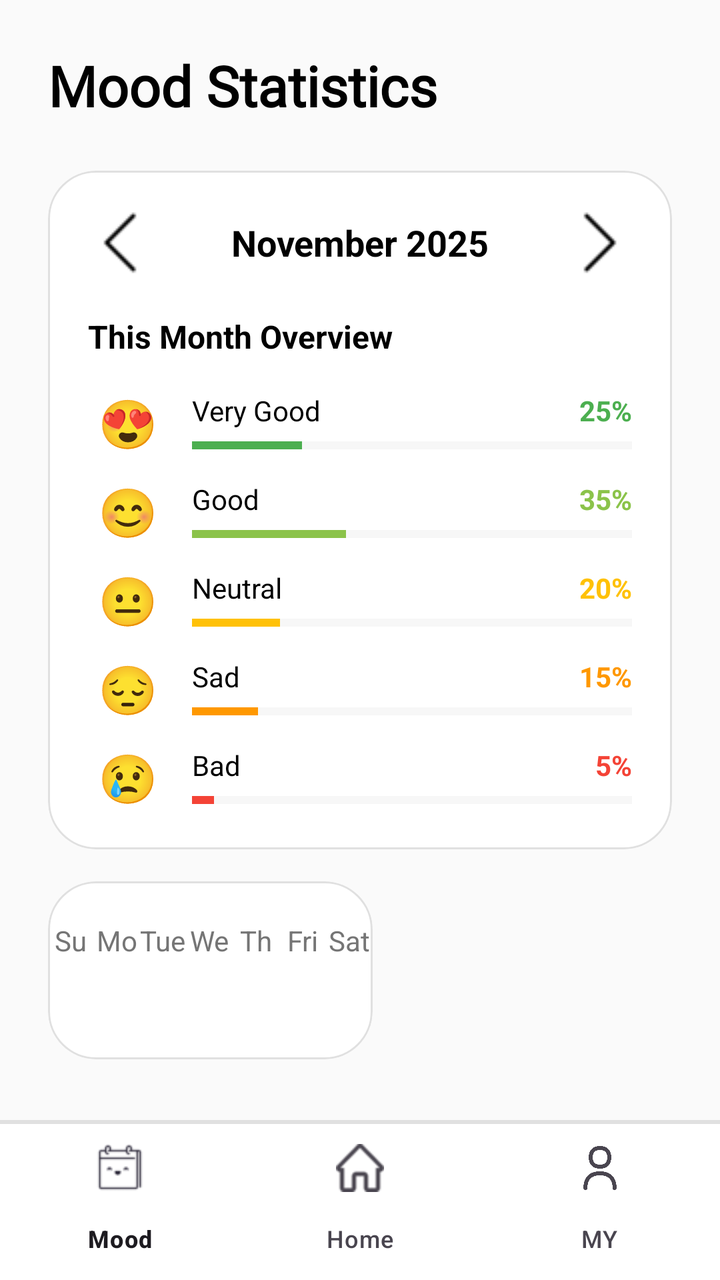
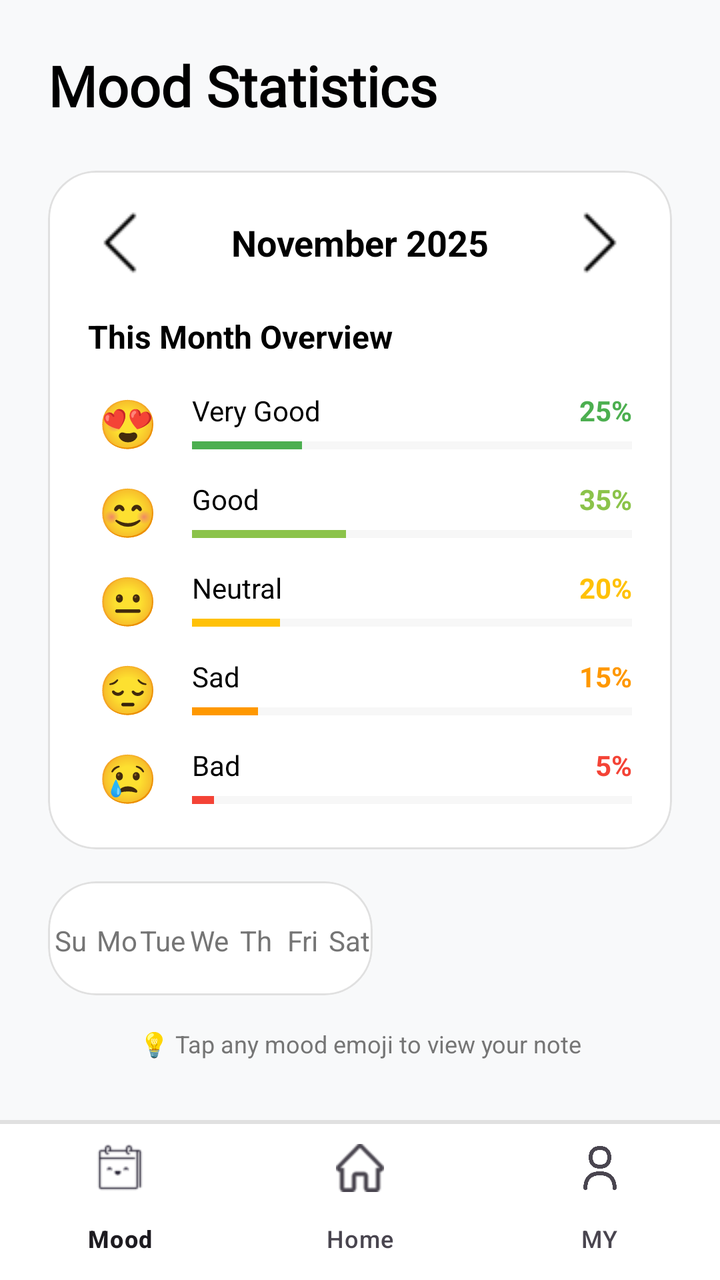

The first picture is an Android layout as it rendered before a commit; the second is the same layout after the commit. The layout source and the unified diff follow.
<!-- AndroidManifest.xml: application theme Theme.HabitMood -->
<!-- res/layout/activity_mood_statistics.xml -->
<?xml version="1.0" encoding="utf-8"?>
<androidx.coordinatorlayout.widget.CoordinatorLayout xmlns:android="http://schemas.android.com/apk/res/android"
    xmlns:app="http://schemas.android.com/apk/res-auto"
    xmlns:tools="http://schemas.android.com/tools"
    android:id="@+id/main"
    android:layout_width="match_parent"
    android:layout_height="match_parent"
    android:background="@color/light_light_gray"
    tools:context=".MoodStatistics">

    <androidx.core.widget.NestedScrollView
        android:layout_width="match_parent"
        android:layout_height="match_parent"
        android:clipToPadding="false"
        android:paddingBottom="100dp">

        <LinearLayout
            android:layout_width="match_parent"
            android:layout_height="wrap_content"
            android:orientation="vertical"
            android:padding="24dp">

            
            <TextView
                android:layout_width="wrap_content"
                android:layout_height="wrap_content"
                android:text="Mood Statistics"
                android:textSize="28sp"
                android:textStyle="bold"
                android:textColor="@color/black"
                android:fontFamily="@font/comfortaa"
                android:layout_marginBottom="24dp"/>

            
            <com.google.android.material.card.MaterialCardView
                android:layout_width="match_parent"
                android:layout_height="wrap_content"
                app:cardCornerRadius="24dp"
                app:cardElevation="0dp"
                app:strokeColor="#E0E0E0"
                app:strokeWidth="1dp"
                android:backgroundTint="@color/white"
                android:layout_marginBottom="16dp">

                <LinearLayout
                    android:layout_width="match_parent"
                    android:layout_height="wrap_content"
                    android:orientation="vertical"
                    android:padding="20dp">

                    
                    <LinearLayout
                        android:layout_width="match_parent"
                        android:layout_height="wrap_content"
                        android:orientation="horizontal"
                        android:gravity="center_vertical"
                        android:layout_marginBottom="20dp">

                        <ImageButton
                            android:id="@+id/btnPrevMonth"
                            android:layout_width="32dp"
                            android:layout_height="32dp"
                            android:src="@drawable/left"
                            android:background="?attr/selectableItemBackgroundBorderless"
                            android:contentDescription="Previous Month"/>

                        <TextView
                            android:id="@+id/tvCurrentMonth"
                            android:layout_width="0dp"
                            android:layout_height="wrap_content"
                            android:layout_weight="1"
                            android:text="November 2025"
                            android:textSize="18sp"
                            android:textStyle="bold"
                            android:textColor="@color/black"
                            android:gravity="center"/>

                        <ImageButton
                            android:id="@+id/btnNextMonth"
                            android:layout_width="32dp"
                            android:layout_height="32dp"
                            android:src="@drawable/right"
                            android:background="?attr/selectableItemBackgroundBorderless"
                            android:contentDescription="Next Month"/>
                    </LinearLayout>

                    <TextView
                        android:layout_width="wrap_content"
                        android:layout_height="wrap_content"
                        android:text="This Month Overview"
                        android:textSize="16sp"
                        android:textStyle="bold"
                        android:textColor="@color/black"
                        android:layout_marginBottom="16dp"/>

                    
                    <LinearLayout
                        android:layout_width="match_parent"
                        android:layout_height="wrap_content"
                        android:orientation="vertical">

                        
                        <LinearLayout
                            android:layout_width="match_parent"
                            android:layout_height="wrap_content"
                            android:orientation="horizontal"
                            android:gravity="center_vertical"
                            android:layout_marginBottom="12dp">

                            <TextView
                                android:layout_width="40dp"
                                android:layout_height="wrap_content"
                                android:text="😍"
                                android:textSize="24sp"
                                android:gravity="center"/>

                            <LinearLayout
                                android:layout_width="0dp"
                                android:layout_height="wrap_content"
                                android:layout_weight="1"
                                android:orientation="vertical"
                                android:layout_marginStart="12dp">

                                <LinearLayout
                                    android:layout_width="match_parent"
                                    android:layout_height="wrap_content"
                                    android:orientation="horizontal"
                                    android:gravity="center_vertical">

                                    <TextView
                                        android:layout_width="0dp"
                                        android:layout_height="wrap_content"
                                        android:layout_weight="1"
                                        android:text="Very Good"
                                        android:textSize="14sp"
                                        android:textColor="@color/black"/>

                                    <TextView
                                        android:id="@+id/tvVeryGoodPercent"
                                        android:layout_width="wrap_content"
                                        android:layout_height="wrap_content"
                                        android:text="25%"
                                        android:textColor="#4CAF50"
                                        android:textSize="14sp"
                                        android:textStyle="bold" />
                                </LinearLayout>

                                <ProgressBar
                                    android:id="@+id/progressVeryGood"
                                    style="?android:attr/progressBarStyleHorizontal"
                                    android:layout_width="match_parent"
                                    android:layout_height="8dp"
                                    android:progress="25"
                                    android:max="100"
                                    android:progressTint="#4CAF50"
                                    android:progressBackgroundTint="#E0E0E0"
                                    android:layout_marginTop="4dp"/>
                            </LinearLayout>
                        </LinearLayout>

                        
                        <LinearLayout
                            android:layout_width="match_parent"
                            android:layout_height="wrap_content"
                            android:orientation="horizontal"
                            android:gravity="center_vertical"
                            android:layout_marginBottom="12dp">

                            <TextView
                                android:layout_width="40dp"
                                android:layout_height="wrap_content"
                                android:text="😊"
                                android:textSize="24sp"
                                android:gravity="center"/>

                            <LinearLayout
                                android:layout_width="0dp"
                                android:layout_height="wrap_content"
                                android:layout_weight="1"
                                android:orientation="vertical"
                                android:layout_marginStart="12dp">

                                <LinearLayout
                                    android:layout_width="match_parent"
                                    android:layout_height="wrap_content"
                                    android:orientation="horizontal"
                                    android:gravity="center_vertical">

                                    <TextView
                                        android:layout_width="0dp"
                                        android:layout_height="wrap_content"
                                        android:layout_weight="1"
                                        android:text="Good"
                                        android:textSize="14sp"
                                        android:textColor="@color/black"/>

                                    <TextView
                                        android:id="@+id/tvGoodPercent"
                                        android:layout_width="wrap_content"
                                        android:layout_height="wrap_content"
                                        android:text="35%"
                                        android:textSize="14sp"
                                        android:textStyle="bold"
                                        android:textColor="#8BC34A"/>
                                </LinearLayout>

                                <ProgressBar
                                    android:id="@+id/progressGood"
                                    style="?android:attr/progressBarStyleHorizontal"
                                    android:layout_width="match_parent"
                                    android:layout_height="8dp"
                                    android:progress="35"
                                    android:max="100"
                                    android:progressTint="#8BC34A"
                                    android:progressBackgroundTint="#E0E0E0"
                                    android:layout_marginTop="4dp"/>
                            </LinearLayout>
                        </LinearLayout>

                        
                        <LinearLayout
                            android:layout_width="match_parent"
                            android:layout_height="wrap_content"
                            android:orientation="horizontal"
                            android:gravity="center_vertical"
                            android:layout_marginBottom="12dp">

                            <TextView
                                android:layout_width="40dp"
                                android:layout_height="wrap_content"
                                android:text="😐"
                                android:textSize="24sp"
                                android:gravity="center"/>

                            <LinearLayout
                                android:layout_width="0dp"
                                android:layout_height="wrap_content"
                                android:layout_weight="1"
                                android:orientation="vertical"
                                android:layout_marginStart="12dp">

                                <LinearLayout
                                    android:layout_width="match_parent"
                                    android:layout_height="wrap_content"
                                    android:orientation="horizontal"
                                    android:gravity="center_vertical">

                                    <TextView
                                        android:layout_width="0dp"
                                        android:layout_height="wrap_content"
                                        android:layout_weight="1"
                                        android:text="Neutral"
                                        android:textSize="14sp"
                                        android:textColor="@color/black"/>

                                    <TextView
                                        android:id="@+id/tvNeutralPercent"
                                        android:layout_width="wrap_content"
                                        android:layout_height="wrap_content"
                                        android:text="20%"
                                        android:textSize="14sp"
                                        android:textStyle="bold"
                                        android:textColor="#FFC107"/>
                                </LinearLayout>

                                <ProgressBar
                                    android:id="@+id/progressNeutral"
                                    style="?android:attr/progressBarStyleHorizontal"
                                    android:layout_width="match_parent"
                                    android:layout_height="8dp"
                                    android:progress="20"
                                    android:max="100"
                                    android:progressTint="#FFC107"
                                    android:progressBackgroundTint="#E0E0E0"
                                    android:layout_marginTop="4dp"/>
                            </LinearLayout>
                        </LinearLayout>

                        
                        <LinearLayout
                            android:layout_width="match_parent"
                            android:layout_height="wrap_content"
                            android:orientation="horizontal"
                            android:gravity="center_vertical"
                            android:layout_marginBottom="12dp">

                            <TextView
                                android:layout_width="40dp"
                                android:layout_height="wrap_content"
                                android:text="😔"
                                android:textSize="24sp"
                                android:gravity="center"/>

                            <LinearLayout
                                android:layout_width="0dp"
                                android:layout_height="wrap_content"
                                android:layout_weight="1"
                                android:orientation="vertical"
                                android:layout_marginStart="12dp">

                                <LinearLayout
                                    android:layout_width="match_parent"
                                    android:layout_height="wrap_content"
                                    android:orientation="horizontal"
                                    android:gravity="center_vertical">

                                    <TextView
                                        android:layout_width="0dp"
                                        android:layout_height="wrap_content"
                                        android:layout_weight="1"
                                        android:text="Sad"
                                        android:textSize="14sp"
                                        android:textColor="@color/black"/>

                                    <TextView
                                        android:id="@+id/tvSadPercent"
                                        android:layout_width="wrap_content"
                                        android:layout_height="wrap_content"
                                        android:text="15%"
                                        android:textSize="14sp"
                                        android:textStyle="bold"
                                        android:textColor="#FF9800"/>
                                </LinearLayout>

                                <ProgressBar
                                    android:id="@+id/progressSad"
                                    style="?android:attr/progressBarStyleHorizontal"
                                    android:layout_width="match_parent"
                                    android:layout_height="8dp"
                                    android:progress="15"
                                    android:max="100"
                                    android:progressTint="#FF9800"
                                    android:progressBackgroundTint="#E0E0E0"
                                    android:layout_marginTop="4dp"/>
                            </LinearLayout>
                        </LinearLayout>

                        
                        <LinearLayout
                            android:layout_width="match_parent"
                            android:layout_height="wrap_content"
                            android:orientation="horizontal"
                            android:gravity="center_vertical">

                            <TextView
                                android:layout_width="40dp"
                                android:layout_height="wrap_content"
                                android:text="😢"
                                android:textSize="24sp"
                                android:gravity="center"/>

                            <LinearLayout
                                android:layout_width="0dp"
                                android:layout_height="wrap_content"
                                android:layout_weight="1"
                                android:orientation="vertical"
                                android:layout_marginStart="12dp">

                                <LinearLayout
                                    android:layout_width="match_parent"
                                    android:layout_height="wrap_content"
                                    android:orientation="horizontal"
                                    android:gravity="center_vertical">

                                    <TextView
                                        android:layout_width="0dp"
                                        android:layout_height="wrap_content"
                                        android:layout_weight="1"
                                        android:text="Bad"
                                        android:textSize="14sp"
                                        android:textColor="@color/black"/>

                                    <TextView
                                        android:id="@+id/tvBadPercent"
                                        android:layout_width="wrap_content"
                                        android:layout_height="wrap_content"
                                        android:text="5%"
                                        android:textSize="14sp"
                                        android:textStyle="bold"
                                        android:textColor="#F44336"/>
                                </LinearLayout>

                                <ProgressBar
                                    android:id="@+id/progressBad"
                                    style="?android:attr/progressBarStyleHorizontal"
                                    android:layout_width="match_parent"
                                    android:layout_height="8dp"
                                    android:progress="5"
                                    android:max="100"
                                    android:progressTint="#F44336"
                                    android:progressBackgroundTint="#E0E0E0"
                                    android:layout_marginTop="4dp"/>
                            </LinearLayout>
                        </LinearLayout>

                    </LinearLayout>

                </LinearLayout>
            </com.google.android.material.card.MaterialCardView>

            
            <com.google.android.material.card.MaterialCardView
                android:layout_width="wrap_content"
                android:layout_height="wrap_content"
                app:cardCornerRadius="24dp"
                app:cardElevation="0dp"
                app:strokeColor="#E0E0E0"
                app:strokeWidth="1dp"
                android:backgroundTint="@color/white"

                android:layout_marginBottom="16dp">

                <include
                    android:id="@+id/includedCalendar"
                    layout="@layout/view_calendar"
                    android:layout_width="match_parent"
                    android:layout_height="wrap_content"/>

            </com.google.android.material.card.MaterialCardView>

            
            <TextView
                android:layout_width="match_parent"
                android:layout_height="wrap_content"
                android:text="💡 Tap any mood emoji to view your note"
                android:textSize="12sp"
                android:textColor="@color/gray"
                android:gravity="center"
                android:padding="16dp"/>

        </LinearLayout>
    </androidx.core.widget.NestedScrollView>

    
    <com.google.android.material.bottomnavigation.BottomNavigationView
        android:id="@+id/bottomAppBar"
        android:layout_width="match_parent"
        android:layout_height="wrap_content"
        android:layout_gravity="bottom"
        android:background="@drawable/border_top"
        app:elevation="8dp"
        app:menu="@menu/bottom_nav"/>
</androidx.coordinatorlayout.widget.CoordinatorLayout>
<!-- res/layout/view_calendar.xml (included above) -->
<?xml version="1.0" encoding="utf-8"?>
<LinearLayout xmlns:android="http://schemas.android.com/apk/res/android"
    android:layout_width="match_parent"
    android:layout_height="match_parent"
    android:orientation="vertical">

    
    <LinearLayout
        android:layout_width="match_parent"
        android:layout_height="wrap_content"
        android:orientation="horizontal"
        android:layout_marginTop="20dp"
        android:layout_marginBottom="8dp">

        <TextView
            android:layout_width="0dp"
            android:layout_height="wrap_content"
            android:layout_weight="1"
            android:text="Sun"
            android:textSize="14sp"
            android:textColor="#757575"
            android:gravity="center"/>

        <TextView
            android:layout_width="0dp"
            android:layout_height="wrap_content"
            android:layout_weight="1"
            android:text="Mon"
            android:textSize="14sp"
            android:textColor="#757575"
            android:gravity="center"/>

        <TextView
            android:layout_width="0dp"
            android:layout_height="wrap_content"
            android:layout_weight="1"
            android:text="Tue"
            android:textSize="14sp"
            android:textColor="#757575"
            android:gravity="center"/>

        <TextView
            android:layout_width="0dp"
            android:layout_height="wrap_content"
            android:layout_weight="1"
            android:text="Wed"
            android:textSize="14sp"
            android:textColor="#757575"
            android:gravity="center"/>

        <TextView
            android:layout_width="0dp"
            android:layout_height="wrap_content"
            android:layout_weight="1"
            android:text="Thu"
            android:textSize="14sp"
            android:textColor="#757575"
            android:gravity="center"/>

        <TextView
            android:layout_width="0dp"
            android:layout_height="wrap_content"
            android:layout_weight="1"
            android:text="Fri"
            android:textSize="14sp"
            android:textColor="#757575"
            android:gravity="center"/>

        <TextView
            android:layout_width="0dp"
            android:layout_height="wrap_content"
            android:layout_weight="1"
            android:text="Sat"
            android:textSize="14sp"
            android:textColor="#757575"
            android:gravity="center"/>
    </LinearLayout>

    
    <androidx.recyclerview.widget.RecyclerView
        android:id="@+id/calendarRecyclerView"
        android:layout_width="match_parent"
        android:layout_height="wrap_content"
        android:layout_marginTop="10dp"
        android:nestedScrollingEnabled="false"
        android:layout_marginBottom="32dp"/>

</LinearLayout>
<!-- resources referenced by this layout -->
<resources>
  <color name="black">#FF000000</color>
  <color name="gray">#757575</color>
  <color name="light_light_gray">#FAFAFA</color>
  <color name="white">#FFFFFFFF</color>
  <!-- drawable border_top (drawable) -->
  <?xml version="1.0" encoding="utf-8"?>
  <layer-list xmlns:android="http://schemas.android.com/apk/res/android">
      
      <item>
          <shape android:shape="rectangle">
              <solid android:color="#E0E0E0" /> 
          </shape>
      </item>
  
      
      <item android:top="2dp">
          <shape android:shape="rectangle">
              <solid android:color="@color/white" /> 
          </shape>
      </item>
  </layer-list>
  <!-- drawable left: png bitmap (drawable, 814 bytes) -->
  <!-- drawable right: png bitmap (drawable, 218 bytes) -->
  <style name="Theme.HabitMood" parent="Base.Theme.HabitMood" />
  <style name="Base.Theme.HabitMood" parent="Theme.Material3.Light.NoActionBar">
          <item name="colorPrimary">@color/green</item>
  
          <item name="colorPrimaryContainer">@color/green</item>
          <item name="colorOnPrimaryContainer">@color/white</item>
  
          <item name="colorSecondary">@color/green</item>
          <item name="colorOnSecondary">@color/white</item>
      </style>
  <color name="green">#006064</color>
</resources>

<!-- the commit's change to res/layout/activity_mood_statistics.xml (unified diff, before → after) -->
@@ -406,9 +406,7 @@
                 app:cardElevation="0dp"
                 app:strokeColor="#E0E0E0"
                 app:strokeWidth="1dp"
-                android:backgroundTint="@color/white"
-
-                android:layout_marginBottom="16dp">
+                android:backgroundTint="@color/white">
 
                 <include
                     android:id="@+id/includedCalendar"
@@ -445,7 +443,7 @@
 <?xml version="1.0" encoding="utf-8"?>
 <LinearLayout xmlns:android="http://schemas.android.com/apk/res/android"
     android:layout_width="match_parent"
-    android:layout_height="match_parent"
+    android:layout_height="wrap_content"
     android:orientation="vertical">
 
     
@@ -526,7 +524,6 @@
         android:layout_width="match_parent"
         android:layout_height="wrap_content"
         android:layout_marginTop="10dp"
-        android:nestedScrollingEnabled="false"
-        android:layout_marginBottom="32dp"/>
+        android:nestedScrollingEnabled="false"/>
 
 </LinearLayout>
<!-- resource entries referenced after the edit -->
@@ -2,7 +2,7 @@
 <resources>
   <color name="black">#FF000000</color>
   <color name="gray">#757575</color>
-  <color name="light_light_gray">#FAFAFA</color>
+  <color name="light_light_gray">#F8F9FA</color>
   <color name="white">#FFFFFFFF</color>
   <!-- drawable border_top (drawable) -->
   <?xml version="1.0" encoding="utf-8"?>
